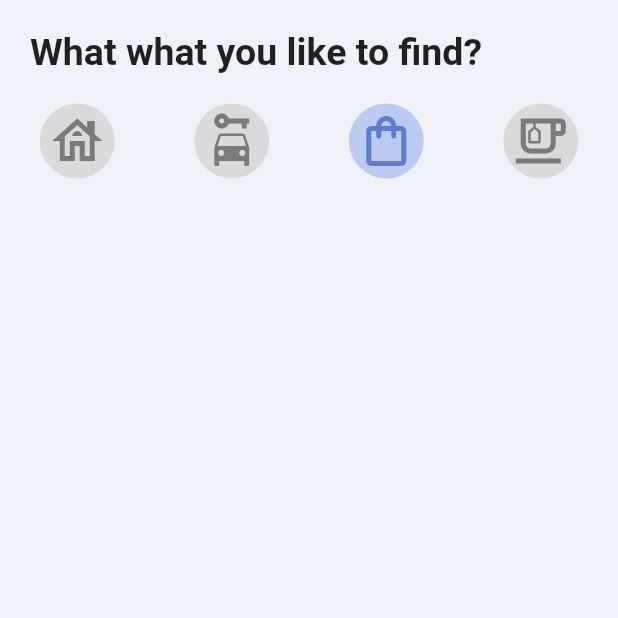
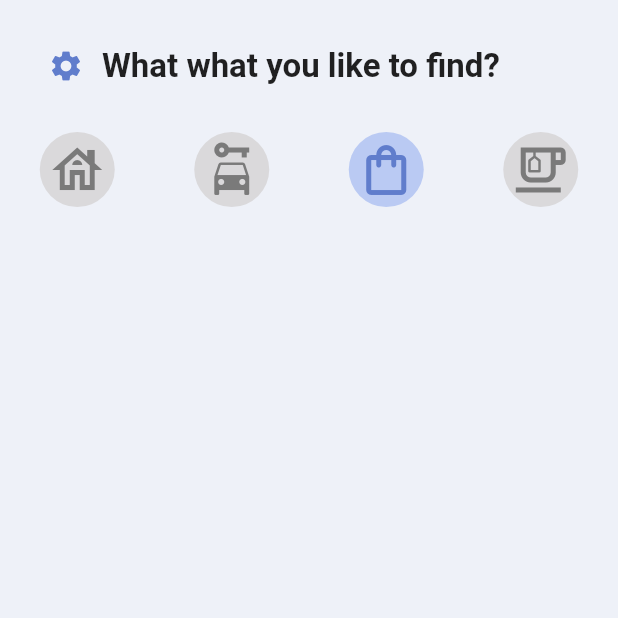
Before and after one commit to cindy-531/Felicity-Hackathon, a Flutter app: the screen it shows after launch, after a tap on the "car rental" icon, after a tap on the "shopping bag" icon, on a phone screen of 412 x 824 dp, the top half of it. Run offline on Flutter 3.47's test engine with Material 2 defaults, Android fonts, the phone set to English and light mode, and no system bars; our stand-ins replace carousel_slider.

```diff
--- a/lib/carpool.dart
+++ b/lib/carpool.dart
@@ -7,16 +7,35 @@ class CarPoolScreen extends StatefulWidget {
 }
 
 class _CarPoolScreenState extends State<CarPoolScreen> {
+  List<String> days = ["MON", "TUES", "WED", "THURS", "FRI", "SAT", "SUN"];
+
   @override
   Widget build(BuildContext context) {
     return Padding(
-      padding: EdgeInsets.fromLTRB(20.0, 20.0, 20.0, 0),
-      child: Column(
+      padding: EdgeInsets.fromLTRB(20, 0, 20.0, 0),
+      child: ListView.builder(
+        shrinkWrap: true,
+        itemCount: days.length,
+        scrollDirection: Axis.vertical,
+        itemBuilder: (context, index) {
+          return Column(
             children: [
-          Row(
+              buildRow(index, context),
+              SizedBox(height: 10),
+              for (Car car in cars)
+                if (car.day == days[index]) buildStack(car),
+            ],
+          );
+        },
+      ),
+    );
+  }
+
+  Row buildRow(int index, BuildContext context) {
+    return Row(
       children: [
         Text(
-                'MON',
+          days[index],
           style: TextStyle(
               fontWeight: FontWeight.bold,
               fontSize: 15,
@@ -31,25 +50,63 @@ class _CarPoolScreenState extends State<CarPoolScreen> {
           ),
         ),
       ],
-          ),
-          ListView.builder(
-            shrinkWrap: true,
-            itemCount: cars.length,
-            scrollDirection: Axis.vertical,
-            itemBuilder: (context, index) {
-              Car car = cars[index];
-              return Container(
+    );
+  }
+
+  Stack buildStack(Car car) {
+    return Stack(
+      children: [
+        Padding(
+          padding: EdgeInsets.fromLTRB(0, 0, 0, 10),
+          child: Container(
             height: 100.0,
             width: double.infinity,
             decoration: BoxDecoration(
               color: Colors.white,
               borderRadius: BorderRadius.circular(20),
             ),
-              );
-            },
           ),
+        ),
+        Padding(
+          padding: EdgeInsets.fromLTRB(20, 10, 20, 10),
+          child: Column(
+            crossAxisAlignment: CrossAxisAlignment.start,
+            children: [
+              Row(
+                children: [
+                  if (car.end == "AM")
+                    Icon(
+                      Icons.wb_sunny,
+                      color: Color(0xFFFEE003),
+                    )
+                  else
+                    Icon(
+                      Icons.bedtime,
+                      color: Color(0xFF9DB8DF),
+                    ),
+                  SizedBox(width: 2),
+                  Text(
+                    car.time,
+                    style: TextStyle(fontWeight: FontWeight.bold, fontSize: 20),
+                  ),
+                  Text(
+                    car.end,
+                    style: TextStyle(fontWeight: FontWeight.bold, fontSize: 20),
+                  ),
+                  Spacer(),
+                  CircleAvatar(
+                    backgroundImage: AssetImage(car.url),
+                  ),
+                  Icon(Icons.arrow_forward_ios),
                 ],
               ),
+              Text(car.from),
+              SizedBox(height: 5),
+              Text(car.ppl),
+            ],
+          ),
+        )
+      ],
     );
   }
 }
--- a/lib/home.dart
+++ b/lib/home.dart
@@ -51,12 +51,27 @@ class _HomeScreenState extends State<HomeScreen> {
           children: [
             Padding(
               padding: EdgeInsets.fromLTRB(20.0, 20.0, 20.0, 0),
-              child: Text(
-                "What what you like to find?",
-                style: TextStyle(
-                  fontSize: 25.0,
-                  fontWeight: FontWeight.bold,
-                ),
+              child: Row(
+                children: [
+                  IconButton(
+                    icon: const Icon(Icons.settings),
+                    color: Theme.of(context).primaryColor,
+                    onPressed: () {
+                      Navigator.push(
+                        context,
+                        MaterialPageRoute(
+                            builder: (context) => SubletScreen(apartments[0])),
+                      );
+                    },
+                  ),
+                  Text(
+                    "What what you like to find?",
+                    style: TextStyle(
+                      fontSize: 22.0,
+                      fontWeight: FontWeight.bold,
+                    ),
+                  ),
+                ],
               ),
             ),
             SizedBox(height: 20),
--- a/lib/main.dart
+++ b/lib/main.dart
@@ -15,7 +15,7 @@ class MyApp extends StatelessWidget {
         primaryColor: Color(0XFF607DCC),
         accentColor: Color(0XFFBACAF3),
       ),
-      home: HomeScreen(), //HomeScreen(),
+      home: HomeScreen(),
     );
   }
 }
--- a/lib/pages.dart
+++ b/lib/pages.dart
@@ -7,3 +7,5 @@ export 'house_widget.dart';
 export 'carpool.dart';
 export 'aptpage.dart';
 export 'cars.dart';
+export 'sublet_page.dart';
+export 'test.dart';
--- a/pubspec.yaml
+++ b/pubspec.yaml
@@ -24,6 +24,7 @@ dependencies:
   flutter:
     sdk: flutter
   google_maps_flutter: ^1.0.5
+  carousel_slider: ^3.0.0
 
 
   # The following adds the Cupertino Icons font to your application.
@@ -51,6 +52,8 @@ flutter:
     - lib/assets/house1.jpeg
     - lib/assets/house2.jpeg
     - lib/assets/house3.jpeg
+    - lib/assets/pfp.jpeg
+    - lib/assets/pfp2.jpg
 
   # An image asset can refer to one or more resolution-specific "variants", see
   # https://flutter.dev/assets-and-images/#resolution-aware.
```
Also changed, not shown: lib/apt_widget.dart (+9 -0 lines), lib/cars.dart (+48 -6 lines), lib/sublet_page.dart (added, +207 -0 lines), lib/test.dart (added, +110 -0 lines), flutter_03.png (added), flutter_04.png (added), flutter_05.png (added), lib/assets/pfp.jpeg (added), lib/assets/pfp2.jpg (added), pubspec.lock. Lines whose indentation alone changed are shown as unchanged.
